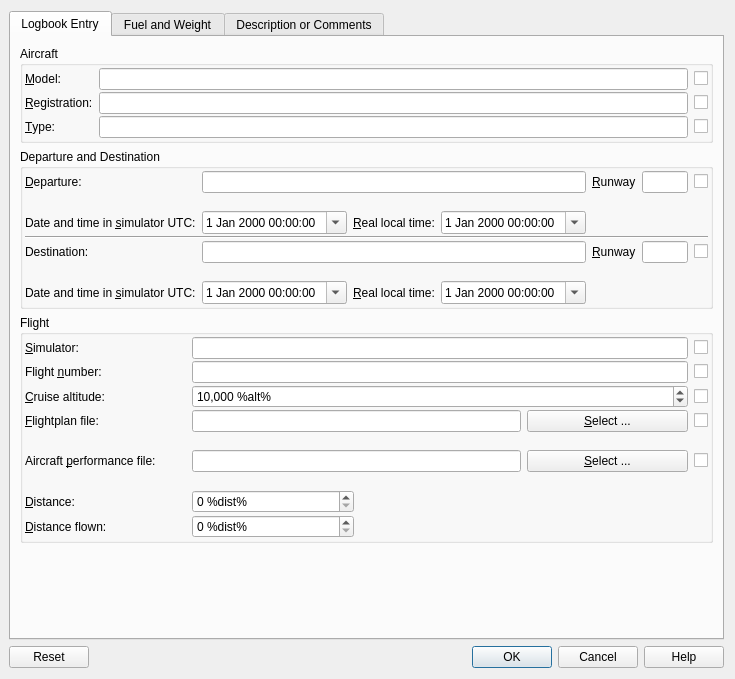
albar965/littlenavmap, file src/logbook/logdatadialog.ui: the form before one commit.
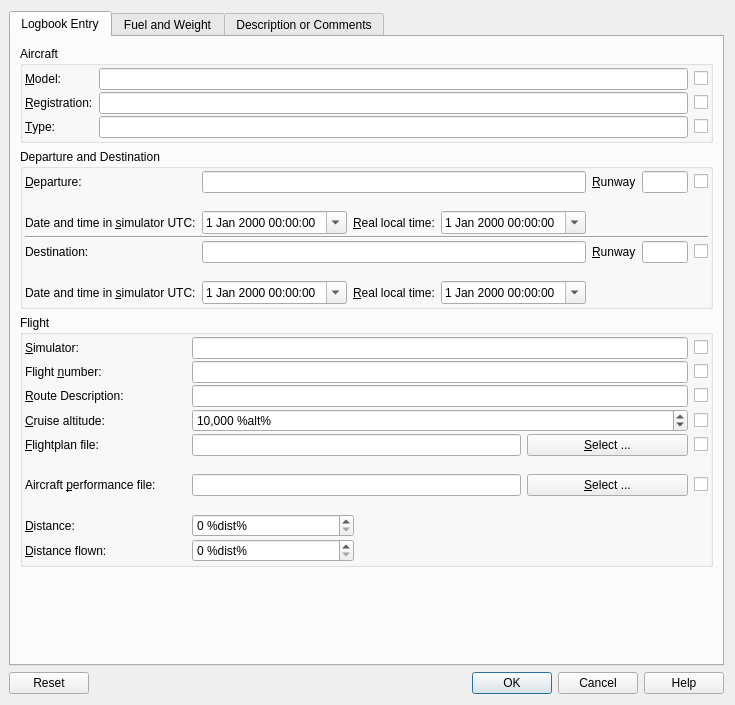
The form after the commit.

Commit message: Added route description to log entry. Cleanup in logbook entry information display.

Diff of the .ui file:
```diff
--- a/src/logbook/logdatadialog.ui
+++ b/src/logbook/logdatadialog.ui
@@ -7,7 +7,7 @@
     <x>0</x>
     <y>0</y>
     <width>732</width>
-    <height>679</height>
+    <height>705</height>
    </rect>
   </property>
   <property name="windowTitle">
@@ -425,8 +425,8 @@
           <property name="verticalSpacing">
            <number>2</number>
           </property>
-          <item row="2" column="4">
-           <widget class="QCheckBox" name="checkBoxFlightCruiseAltitude">
+          <item row="4" column="4">
+           <widget class="QCheckBox" name="checkBoxFlightPlanFile">
             <property name="sizePolicy">
              <sizepolicy hsizetype="Fixed" vsizetype="Fixed">
               <horstretch>0</horstretch>
@@ -441,14 +441,31 @@
             </property>
            </widget>
           </item>
-          <item row="3" column="1" colspan="2">
+          <item row="6" column="3">
+           <widget class="QPushButton" name="pushButtonFlightPerfFileSelect">
+            <property name="text">
+             <string>&amp;Select ...</string>
+            </property>
+           </widget>
+          </item>
+          <item row="4" column="1" colspan="2">
            <widget class="QLineEdit" name="lineEditFlightPlanFile">
             <property name="toolTip">
-             <string>Used flight plan file for trip. 
+             <string>Used flight plan file for trip.
 Does not update distance and cruise altitude when changed.</string>
             </property>
            </widget>
           </item>
+          <item row="1" column="0">
+           <widget class="QLabel" name="labelFlightNumber">
+            <property name="text">
+             <string>Flight &amp;number:</string>
+            </property>
+            <property name="buddy">
+             <cstring>lineEditFlightNumber</cstring>
+            </property>
+           </widget>
+          </item>
           <item row="1" column="4">
            <widget class="QCheckBox" name="checkBoxFlightNumber">
             <property name="sizePolicy">
@@ -465,10 +482,33 @@
             </property>
            </widget>
           </item>
-          <item row="7" column="1">
-           <widget class="QSpinBox" name="spinBoxFlightDistance">
+          <item row="5" column="1" colspan="3">
+           <widget class="QLabel" name="labelFlightPlanFileStatus">
+            <property name="text">
+             <string/>
+            </property>
+            <property name="margin">
+             <number>5</number>
+            </property>
+            <property name="textInteractionFlags">
+             <set>Qt::LinksAccessibleByMouse|Qt::TextSelectableByMouse</set>
+            </property>
+           </widget>
+          </item>
+          <item row="0" column="1" colspan="3">
+           <widget class="QLineEdit" name="lineEditFlightSimulator">
             <property name="toolTip">
-             <string>Flight plan distance</string>
+             <string>Simulator like &quot;X-Plane 11&quot; or &quot;Prepar3D v4&quot;</string>
+            </property>
+           </widget>
+          </item>
+          <item row="1" column="1" colspan="3">
+           <widget class="QLineEdit" name="lineEditFlightNumber"/>
+          </item>
+          <item row="9" column="1">
+           <widget class="QSpinBox" name="spinBoxFlightDistanceFlown">
+            <property name="toolTip">
+             <string>Actual flown distance</string>
             </property>
             <property name="showGroupSeparator" stdset="0">
              <bool>true</bool>
@@ -484,7 +524,7 @@
             </property>
            </widget>
           </item>
-          <item row="7" column="0">
+          <item row="8" column="0">
            <widget class="QLabel" name="labelFlightDistance">
             <property name="text">
              <string>&amp;Distance:</string>
@@ -494,10 +534,17 @@
             </property>
            </widget>
           </item>
+          <item row="4" column="3">
+           <widget class="QPushButton" name="pushButtonFlightPlanFileSelect">
+            <property name="text">
+             <string>&amp;Select ...</string>
+            </property>
+           </widget>
+          </item>
           <item row="8" column="1">
-           <widget class="QSpinBox" name="spinBoxFlightDistanceFlown">
+           <widget class="QSpinBox" name="spinBoxFlightDistance">
             <property name="toolTip">
-             <string>Actual flown distance</string>
+             <string>Flight plan distance</string>
             </property>
             <property name="showGroupSeparator" stdset="0">
              <bool>true</bool>
@@ -513,53 +560,20 @@
             </property>
            </widget>
           </item>
-          <item row="3" column="4">
-           <widget class="QCheckBox" name="checkBoxFlightPlanFile">
-            <property name="sizePolicy">
-             <sizepolicy hsizetype="Fixed" vsizetype="Fixed">
-              <horstretch>0</horstretch>
-              <verstretch>0</verstretch>
-             </sizepolicy>
-            </property>
-            <property name="toolTip">
-             <string>Check to change this field for all selected logbook entries</string>
-            </property>
+          <item row="7" column="1" colspan="3">
+           <widget class="QLabel" name="labelFlightPerfFileStatus">
             <property name="text">
              <string/>
             </property>
-           </widget>
-          </item>
-          <item row="2" column="0">
-           <widget class="QLabel" name="labelFlightCruiseAltitude">
-            <property name="text">
-             <string>&amp;Cruise altitude:</string>
+            <property name="margin">
+             <number>5</number>
             </property>
-            <property name="buddy">
-             <cstring>spinBoxFlightCruiseAltitude</cstring>
+            <property name="textInteractionFlags">
+             <set>Qt::LinksAccessibleByMouse|Qt::TextSelectableByMouse</set>
             </property>
            </widget>
           </item>
-          <item row="0" column="0">
-           <widget class="QLabel" name="labelFlightSimulator">
-            <property name="text">
-             <string>&amp;Simulator:</string>
-            </property>
-            <property name="buddy">
-             <cstring>lineEditFlightSimulator</cstring>
-            </property>
-           </widget>
-          </item>
-          <item row="1" column="0">
-           <widget class="QLabel" name="labelFlightNumber">
-            <property name="text">
-             <string>Flight &amp;number:</string>
-            </property>
-            <property name="buddy">
-             <cstring>lineEditFlightNumber</cstring>
-            </property>
-           </widget>
-          </item>
-          <item row="8" column="0">
+          <item row="9" column="0">
            <widget class="QLabel" name="labelFlightDistanceFlown">
             <property name="text">
              <string>&amp;Distance flown:</string>
@@ -569,7 +583,7 @@
             </property>
            </widget>
           </item>
-          <item row="5" column="0">
+          <item row="6" column="0">
            <widget class="QLabel" name="labelFlightPerfFile">
             <property name="text">
              <string>Aircraft &amp;performance file:</string>
@@ -579,13 +593,29 @@
             </property>
            </widget>
           </item>
-          <item row="5" column="1" colspan="2">
+          <item row="6" column="1" colspan="2">
            <widget class="QLineEdit" name="lineEditFlightPerfFile">
             <property name="toolTip">
              <string>Used aircraft performance file for trip</string>
             </property>
            </widget>
           </item>
+          <item row="3" column="4">
+           <widget class="QCheckBox" name="checkBoxFlightCruiseAltitude">
+            <property name="sizePolicy">
+             <sizepolicy hsizetype="Fixed" vsizetype="Fixed">
+              <horstretch>0</horstretch>
+              <verstretch>0</verstretch>
+             </sizepolicy>
+            </property>
+            <property name="toolTip">
+             <string>Check to change this field for all selected logbook entries</string>
+            </property>
+            <property name="text">
+             <string/>
+            </property>
+           </widget>
+          </item>
           <item row="0" column="4">
            <widget class="QCheckBox" name="checkBoxFlightSimulator">
             <property name="sizePolicy">
@@ -602,57 +632,7 @@
             </property>
            </widget>
           </item>
-          <item row="3" column="0">
-           <widget class="QLabel" name="labelFlightPlanFile">
-            <property name="text">
-             <string>&amp;Flightplan file:</string>
-            </property>
-            <property name="buddy">
-             <cstring>lineEditFlightPlanFile</cstring>
-            </property>
-           </widget>
-          </item>
-          <item row="5" column="4">
-           <widget class="QCheckBox" name="checkBoxFlightPerfFile">
-            <property name="sizePolicy">
-             <sizepolicy hsizetype="Fixed" vsizetype="Fixed">
-              <horstretch>0</horstretch>
-              <verstretch>0</verstretch>
-             </sizepolicy>
-            </property>
-            <property name="toolTip">
-             <string>Check to change this field for all selected logbook entries</string>
-            </property>
-            <property name="text">
-             <string/>
-            </property>
-           </widget>
-          </item>
-          <item row="3" column="3">
-           <widget class="QPushButton" name="pushButtonFlightPlanFileSelect">
-            <property name="text">
-             <string>&amp;Select ...</string>
-            </property>
-           </widget>
-          </item>
-          <item row="5" column="3">
-           <widget class="QPushButton" name="pushButtonFlightPerfFileSelect">
-            <property name="text">
-             <string>&amp;Select ...</string>
-            </property>
-           </widget>
-          </item>
-          <item row="0" column="1" colspan="3">
-           <widget class="QLineEdit" name="lineEditFlightSimulator">
-            <property name="toolTip">
-             <string>Simulator like &quot;X-Plane 11&quot; or &quot;Prepar3D v4&quot;</string>
-            </property>
-           </widget>
-          </item>
-          <item row="1" column="1" colspan="3">
-           <widget class="QLineEdit" name="lineEditFlightNumber"/>
-          </item>
-          <item row="2" column="1" colspan="3">
+          <item row="3" column="1" colspan="3">
            <widget class="QSpinBox" name="spinBoxFlightCruiseAltitude">
             <property name="toolTip">
              <string>Cruise altitude from flight plan</string>
@@ -674,29 +654,78 @@
             </property>
            </widget>
           </item>
-          <item row="4" column="1" colspan="3">
-           <widget class="QLabel" name="labelFlightPlanFileStatus">
+          <item row="3" column="0">
+           <widget class="QLabel" name="labelFlightCruiseAltitude">
             <property name="text">
-             <string/>
+             <string>&amp;Cruise altitude:</string>
             </property>
-            <property name="margin">
-             <number>5</number>
+            <property name="buddy">
+             <cstring>spinBoxFlightCruiseAltitude</cstring>
             </property>
-            <property name="textInteractionFlags">
-             <set>Qt::LinksAccessibleByMouse|Qt::TextSelectableByMouse</set>
+           </widget>
+          </item>
+          <item row="0" column="0">
+           <widget class="QLabel" name="labelFlightSimulator">
+            <property name="text">
+             <string>&amp;Simulator:</string>
             </property>
+            <property name="buddy">
+             <cstring>lineEditFlightSimulator</cstring>
+            </property>
            </widget>
           </item>
-          <item row="6" column="1" colspan="3">
-           <widget class="QLabel" name="labelFlightPerfFileStatus">
+          <item row="4" column="0">
+           <widget class="QLabel" name="labelFlightPlanFile">
             <property name="text">
+             <string>&amp;Flightplan file:</string>
+            </property>
+            <property name="buddy">
+             <cstring>lineEditFlightPlanFile</cstring>
+            </property>
+           </widget>
+          </item>
+          <item row="6" column="4">
+           <widget class="QCheckBox" name="checkBoxFlightPerfFile">
+            <property name="sizePolicy">
+             <sizepolicy hsizetype="Fixed" vsizetype="Fixed">
+              <horstretch>0</horstretch>
+              <verstretch>0</verstretch>
+             </sizepolicy>
+            </property>
+            <property name="toolTip">
+             <string>Check to change this field for all selected logbook entries</string>
+            </property>
+            <property name="text">
              <string/>
             </property>
-            <property name="margin">
-             <number>5</number>
+           </widget>
+          </item>
+          <item row="2" column="1" colspan="3">
+           <widget class="QLineEdit" name="lineEditRouteString"/>
+          </item>
+          <item row="2" column="4">
+           <widget class="QCheckBox" name="checkBoxRouteString">
+            <property name="sizePolicy">
+             <sizepolicy hsizetype="Fixed" vsizetype="Fixed">
+              <horstretch>0</horstretch>
+              <verstretch>0</verstretch>
+             </sizepolicy>
             </property>
-            <property name="textInteractionFlags">
-             <set>Qt::LinksAccessibleByMouse|Qt::TextSelectableByMouse</set>
+            <property name="toolTip">
+             <string>Check to change this field for all selected logbook entries</string>
+            </property>
+            <property name="text">
+             <string/>
+            </property>
+           </widget>
+          </item>
+          <item row="2" column="0">
+           <widget class="QLabel" name="labelFlightNumber_2">
+            <property name="text">
+             <string>&amp;Route Description:</string>
+            </property>
+            <property name="buddy">
+             <cstring>lineEditRouteString</cstring>
             </property>
            </widget>
           </item>
```
Left out of the diff: 2 changed lines with no effect on the pictures. The commit also changes 9 other files.
